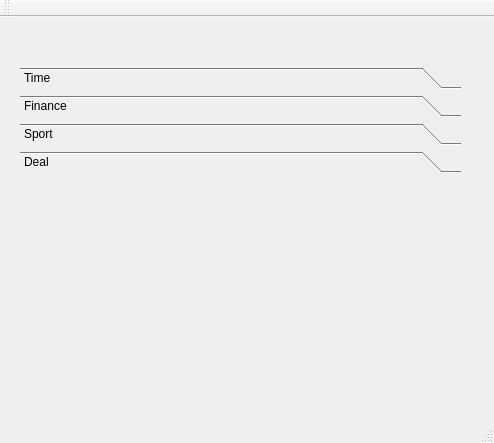
Qt form trunk/Concierge/conciergeView.ui (konradlst/Organizer) before a commit.
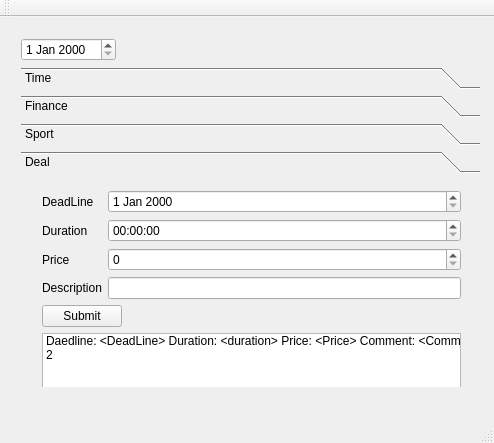
The same form after that commit. The open tabs and pages were chosen to show the change.

Commit message: #83 create Concierge UI

The edit to the form file:
```diff
--- a/trunk/Concierge/conciergeView.ui
+++ b/trunk/Concierge/conciergeView.ui
@@ -14,15 +14,28 @@
    <string>ConciergeView</string>
   </property>
   <widget class="QWidget" name="centralWidget">
+   <widget class="QWidget" name="verticalLayoutWidget_3">
+    <property name="geometry">
+     <rect>
+      <x>10</x>
+      <y>10</y>
+      <width>481</width>
+      <height>371</height>
+     </rect>
+    </property>
+    <layout class="QVBoxLayout" name="mainLayout">
+     <item>
+      <widget class="QDateEdit" name="deToday">
+       <property name="sizePolicy">
+        <sizepolicy hsizetype="Fixed" vsizetype="Fixed">
+         <horstretch>0</horstretch>
+         <verstretch>0</verstretch>
+        </sizepolicy>
+       </property>
+      </widget>
+     </item>
+     <item>
    <widget class="QToolBox" name="toolBox">
-    <property name="geometry">
-     <rect>
-      <x>20</x>
-      <y>50</y>
-      <width>441</width>
-      <height>291</height>
-     </rect>
-    </property>
     <property name="currentIndex">
      <number>1</number>
     </property>
@@ -135,10 +148,104 @@
      </widget>
     </widget>
     <widget class="QWidget" name="dealPage">
+        <property name="geometry">
+         <rect>
+          <x>0</x>
+          <y>0</y>
+          <width>479</width>
+          <height>222</height>
+         </rect>
+        </property>
      <attribute name="label">
       <string>Deal</string>
      </attribute>
-    </widget>
+        <widget class="QWidget" name="verticalLayoutWidget_4">
+         <property name="geometry">
+          <rect>
+           <x>10</x>
+           <y>0</y>
+           <width>441</width>
+           <height>245</height>
+          </rect>
+         </property>
+         <layout class="QVBoxLayout" name="dealLayout">
+          <item>
+           <layout class="QFormLayout" name="dealForm">
+            <item row="0" column="0">
+             <widget class="QLabel" name="lblDealDeadLine">
+              <property name="text">
+               <string>DeadLine</string>
+              </property>
+             </widget>
+            </item>
+            <item row="0" column="1">
+             <widget class="QDateEdit" name="deDealDeadLine"/>
+            </item>
+            <item row="1" column="0">
+             <widget class="QLabel" name="lblDealDuration">
+              <property name="text">
+               <string>Duration</string>
+              </property>
+             </widget>
+            </item>
+            <item row="1" column="1">
+             <widget class="QTimeEdit" name="teDealDuration"/>
+            </item>
+            <item row="2" column="0">
+             <widget class="QLabel" name="lblDealPrice">
+              <property name="text">
+               <string>Price</string>
+              </property>
+             </widget>
+            </item>
+            <item row="2" column="1">
+             <widget class="QSpinBox" name="sbDealPrice"/>
+            </item>
+            <item row="3" column="0">
+             <widget class="QLabel" name="lblDealDescription">
+              <property name="text">
+               <string>Description</string>
+              </property>
+             </widget>
+            </item>
+            <item row="3" column="1">
+             <widget class="QLineEdit" name="leDealDescription"/>
+            </item>
+           </layout>
+          </item>
+          <item>
+           <widget class="QPushButton" name="pbDealSubmit">
+            <property name="sizePolicy">
+             <sizepolicy hsizetype="Fixed" vsizetype="Fixed">
+              <horstretch>0</horstretch>
+              <verstretch>0</verstretch>
+             </sizepolicy>
+            </property>
+            <property name="text">
+             <string>Submit</string>
+            </property>
+           </widget>
+          </item>
+          <item>
+           <widget class="QListWidget" name="lwDealList">
+            <item>
+             <property name="text">
+              <string>Daedline: &lt;DeadLine&gt; Duration: &lt;duration&gt; Price: &lt;Price&gt; Comment: &lt;Comment&gt;</string>
+             </property>
+            </item>
+            <item>
+             <property name="text">
+              <string>2</string>
+             </property>
+            </item>
+           </widget>
+          </item>
+         </layout>
+        </widget>
+       </widget>
+      </widget>
+     </item>
+    </layout>
    </widget>
   </widget>
   <widget class="QMenuBar" name="menuBar">
```
Left out of the diff: 206 changed lines with no effect on the pictures. Lines whose indentation alone changed are shown as unchanged. The commit also changes 3 other files.
